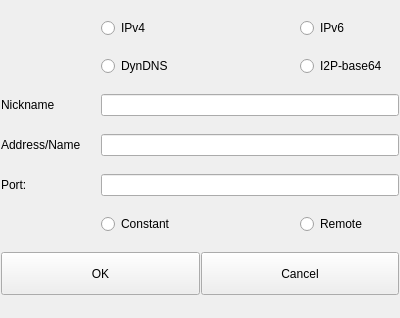
Before: the Qt Designer form ui/address-input.ui in berndhs/arado, drawn with Qt 5.
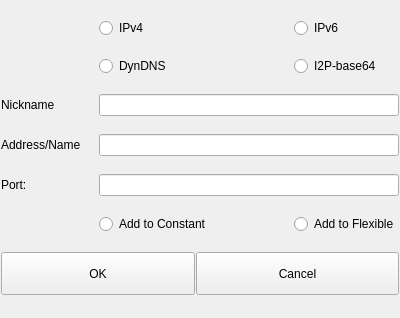
After: the same form once the commit is applied. Icons and pictures are not drawn.

Commit message: Decide between A and C. not A and B.

```diff
--- a/ui/address-input.ui
+++ b/ui/address-input.ui
@@ -80,7 +80,7 @@
    <item row="6" column="1" colspan="2">
     <widget class="QRadioButton" name="constantButton">
      <property name="text">
-      <string>Constant</string>
+      <string>Add to Constant</string>
      </property>
      <attribute name="buttonGroup">
       <string>levelGroup</string>
@@ -90,7 +90,7 @@
    <item row="6" column="3">
     <widget class="QRadioButton" name="remoteButton">
      <property name="text">
-      <string>Remote</string>
+      <string>Add to Flexible</string>
      </property>
      <attribute name="buttonGroup">
       <string>levelGroup</string>
```
